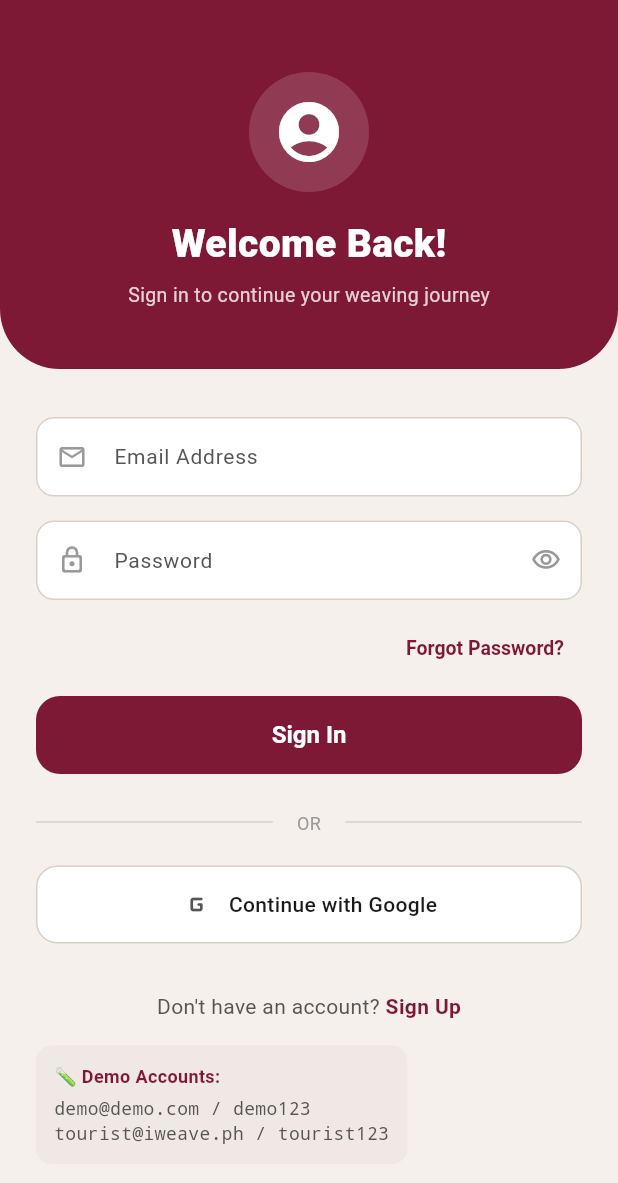
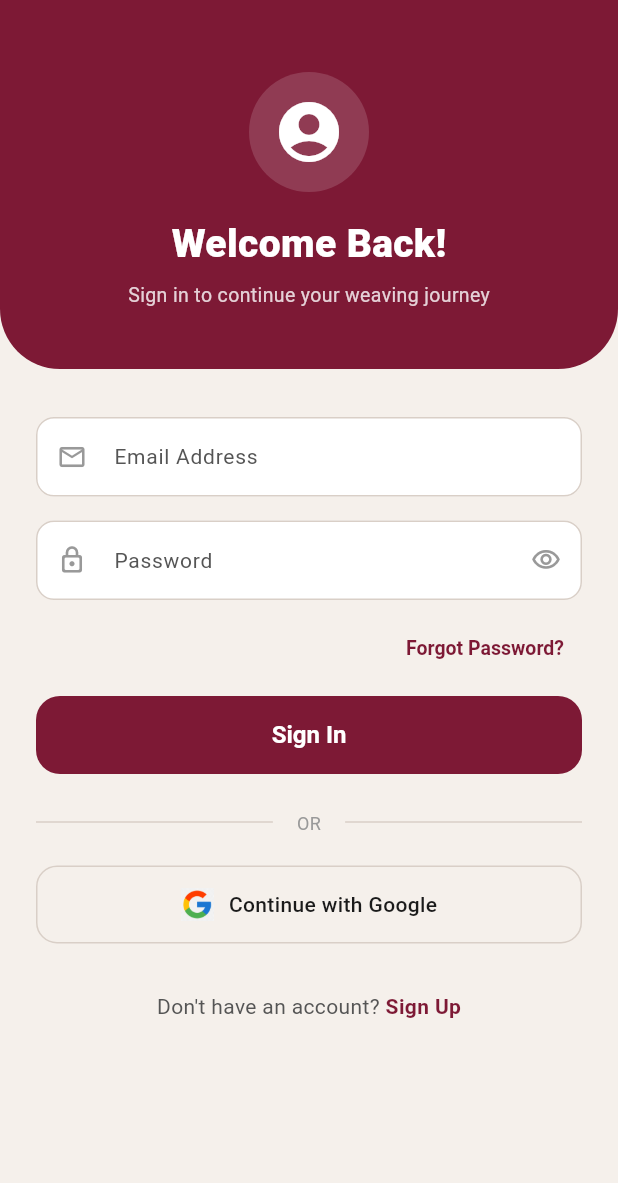
Before and after one commit to theniecelira/iweave, a Flutter app: the LoginScreen screen opened by its route, on a phone screen of 412 x 824 dp. Shown: the top 1183 px of the screen. Run offline on Flutter 3.47's test engine with Material 3 defaults, Android fonts, the phone set to English and light mode, and no system bars; our stand-ins replace shared_preferences, sqflite; accounts and stored records are empty; Roboto replaces fonts that are missing (Poppins).

Commit message:
implement frontend until login page

```diff
--- a/iWeave/lib/app/app_router.dart
+++ b/iWeave/lib/app/app_router.dart
@@ -22,13 +22,15 @@ import '../screens/admin/admin_bookings_screen.dart';
 import '../screens/admin/admin_orders_screen.dart';
 import '../screens/admin/admin_users_screen.dart';
 
+import '../screens/onboarding/welcome_screen.dart';
+
 class AppRouter {
   static Route<dynamic> generateRoute(RouteSettings settings) {
     switch (settings.name) {
       case '/':
         return _fade(const SplashScreen());
       case '/onboarding':
-        return _slide(const OnboardingScreen());
+        return _slide(const WelcomeScreen());
       case '/login':
         return _slide(const LoginScreen());
       case '/signup':
--- a/iWeave/lib/screens/auth/login_screen.dart
+++ b/iWeave/lib/screens/auth/login_screen.dart
@@ -138,7 +138,10 @@ class _LoginScreenState extends State<LoginScreen> {
                       const _DividerWithText(text: 'OR'),
                       const SizedBox(height: 20),
                       _SocialButton(
-                        icon: Icons.g_mobiledata_rounded,
+                        icon: Image.asset(
+                          'assets/images/google-logo.png',
+                          height: 22,
+                        ),
                         label: 'Continue with Google',
                         onTap: () => _showComingSoon(context),
                       ),
@@ -154,23 +157,7 @@ class _LoginScreenState extends State<LoginScreen> {
                         ],
                       ),
                       const SizedBox(height: 16),
-                      // Demo hint
-                      Container(
-                        padding: const EdgeInsets.all(12),
-                        decoration: BoxDecoration(
-                          color: AppColors.tagBg,
-                          borderRadius: BorderRadius.circular(10),
-                        ),
-                        child: const Column(
-                          crossAxisAlignment: CrossAxisAlignment.start,
-                          children: [
-                            Text('🧪 Demo Accounts:', style: TextStyle(fontSize: 12, fontWeight: FontWeight.w700, color: AppColors.primary)),
-                            SizedBox(height: 4),
-                            Text('demo@demo.com / demo123', style: TextStyle(fontSize: 12, color: AppColors.textSecondary, fontFamily: 'monospace')),
-                            Text('tourist@iweave.ph / tourist123', style: TextStyle(fontSize: 12, color: AppColors.textSecondary, fontFamily: 'monospace')),
-                          ],
-                        ),
-                      ),
+
                     ],
                   ),
                 ),
@@ -207,7 +194,10 @@ class _DividerWithText extends StatelessWidget {
 }
 
 class _SocialButton extends StatelessWidget {
-  final IconData icon;
+  // final IconData icon;
+
+  final Widget icon;
+
   final String label;
   final VoidCallback onTap;
   const _SocialButton({required this.icon, required this.label, required this.onTap});
@@ -221,12 +211,14 @@ class _SocialButton extends StatelessWidget {
         decoration: BoxDecoration(
           border: Border.all(color: AppColors.border),
           borderRadius: BorderRadius.circular(14),
-          color: AppColors.surface,
+          // color: AppColors.surface,
+          color: Colors.transparent,
         ),
         child: Row(
           mainAxisAlignment: MainAxisAlignment.center,
           children: [
-            Icon(icon, size: 22, color: AppColors.textSecondary),
+            // Icon(icon, size: 22, color: AppColors.textSecondary),
+            icon,
             const SizedBox(width: 10),
             Text(label, style: const TextStyle(fontSize: 14, fontWeight: FontWeight.w500, color: AppColors.textPrimary)),
           ],
--- a/iWeave/pubspec.yaml
+++ b/iWeave/pubspec.yaml
@@ -28,3 +28,5 @@ dev_dependencies:
 
 flutter:
   uses-material-design: true
+  assets:
+    - assets/images/
```
Also changed, not shown: iWeave/lib/screens/onboarding/welcome_screen.dart (added, +114 -0 lines), iWeave/assets/images/google-logo.png (added), iWeave/assets/images/welcome-bg.jpg (added), iWeave/assets/images/welcome-bg.png (added), iWeave/pubspec.lock.
